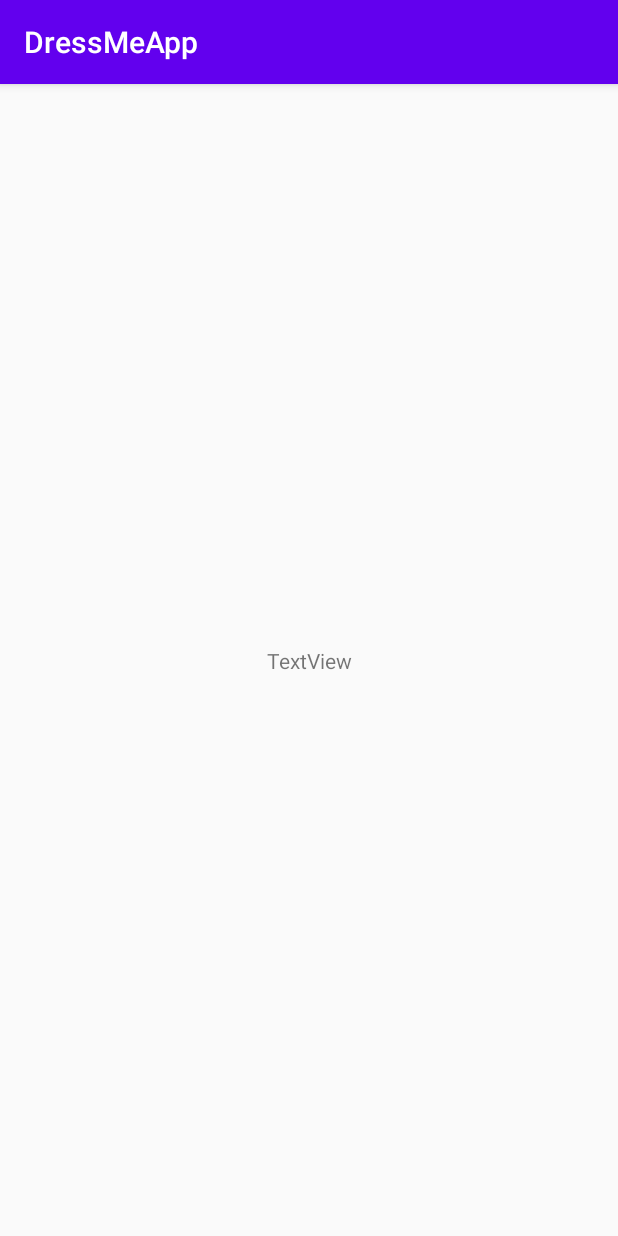
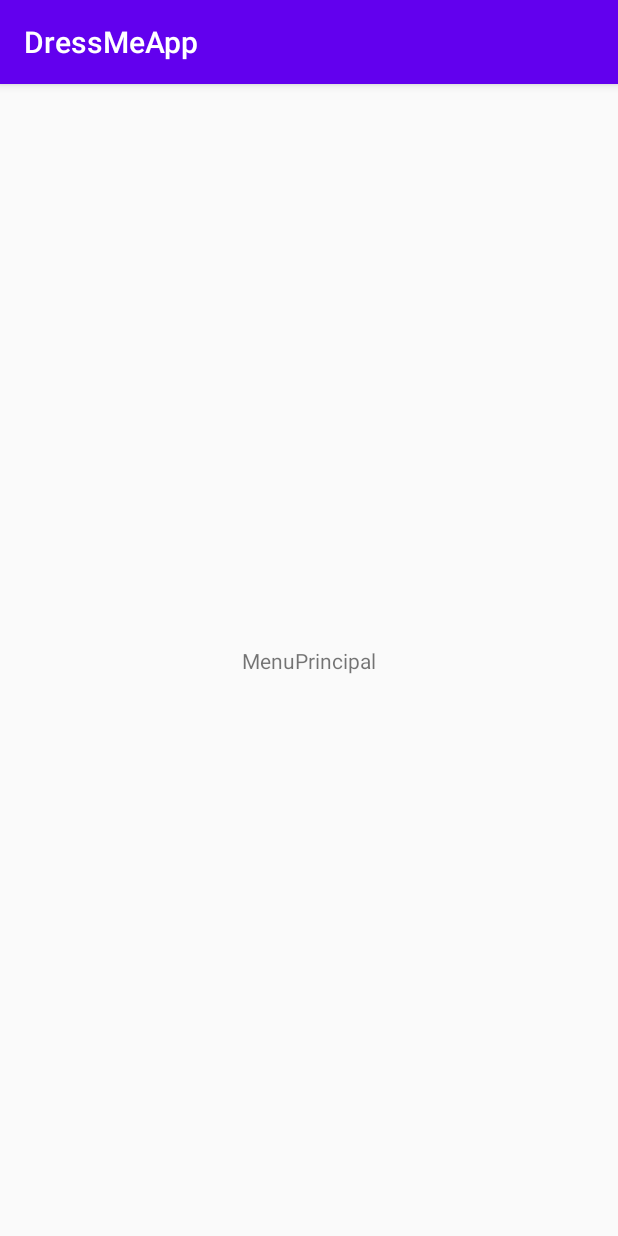
Before and after one commit to jblanava/DressMeApp, an Android app: the MenuPrincipal screen opened directly, with no data from a screen before it, on a phone screen of 412 x 824 dp. Run offline under Robolectric (Android 15) with nearby library versions, the phone set to English and light mode, and no system bars.

Commit message:
Añadida activity: MenuPrincipal

```diff
--- a/app/src/main/res/layout/activity_menu_principal.xml
+++ b/app/src/main/res/layout/activity_menu_principal.xml
@@ -10,7 +10,7 @@
         android:id="@+id/textView5"
         android:layout_width="wrap_content"
         android:layout_height="wrap_content"
-        android:text="TextView"
+        android:text="MenuPrincipal"
         app:layout_constraintBottom_toBottomOf="parent"
         app:layout_constraintEnd_toEndOf="parent"
         app:layout_constraintStart_toStartOf="parent"
```
